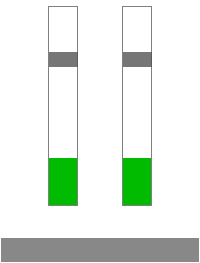
Before: the Qt Designer form src/voiceapp.ui in thomas-picariello/SDTP, drawn with Qt 5.
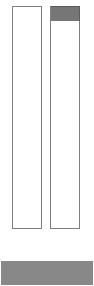
After: the same form once the commit is applied. Icons and pictures are not drawn. Custom widgets are drawn as their Qt base class.

Commit message: VoiceApp monitors and mute

Patch:
```diff
--- a/src/voiceapp.ui
+++ b/src/voiceapp.ui
@@ -2,6 +2,14 @@
 <ui version="4.0">
  <class>VoiceApp</class>
  <widget class="QWidget" name="VoiceApp">
+  <property name="geometry">
+   <rect>
+    <x>0</x>
+    <y>0</y>
+    <width>94</width>
+    <height>286</height>
+   </rect>
+  </property>
   <property name="windowTitle">
    <string>Call</string>
   </property>
@@ -127,7 +135,7 @@
             </size>
            </property>
            <property name="value">
-            <number>24</number>
+            <number>0</number>
            </property>
            <property name="textVisible">
             <bool>false</bool>
@@ -137,25 +145,6 @@
            </property>
           </widget>
          </item>
-         <item row="0" column="0">
-          <widget class="QSlider" name="mic_vol_sl">
-           <property name="minimumSize">
-            <size>
-             <width>30</width>
-             <height>200</height>
-            </size>
-           </property>
-           <property name="maximum">
-            <number>100</number>
-           </property>
-           <property name="value">
-            <number>75</number>
-           </property>
-           <property name="orientation">
-            <enum>Qt::Vertical</enum>
-           </property>
-          </widget>
-         </item>
         </layout>
        </item>
        <item>
@@ -177,7 +166,7 @@
             <bool>true</bool>
            </property>
            <property name="checked">
-            <bool>true</bool>
+            <bool>false</bool>
            </property>
           </widget>
          </item>
@@ -201,7 +190,7 @@
             </size>
            </property>
            <property name="value">
-            <number>24</number>
+            <number>0</number>
            </property>
            <property name="textVisible">
             <bool>false</bool>
@@ -223,7 +212,7 @@
             <number>100</number>
            </property>
            <property name="value">
-            <number>75</number>
+            <number>100</number>
            </property>
            <property name="tracking">
             <bool>true</bool>
@@ -254,7 +243,7 @@
             <bool>true</bool>
            </property>
            <property name="checked">
-            <bool>true</bool>
+            <bool>false</bool>
            </property>
           </widget>
          </item>
```
Left out of the diff: 8 changed lines with no effect on the pictures. The commit also changes 2 other files.
